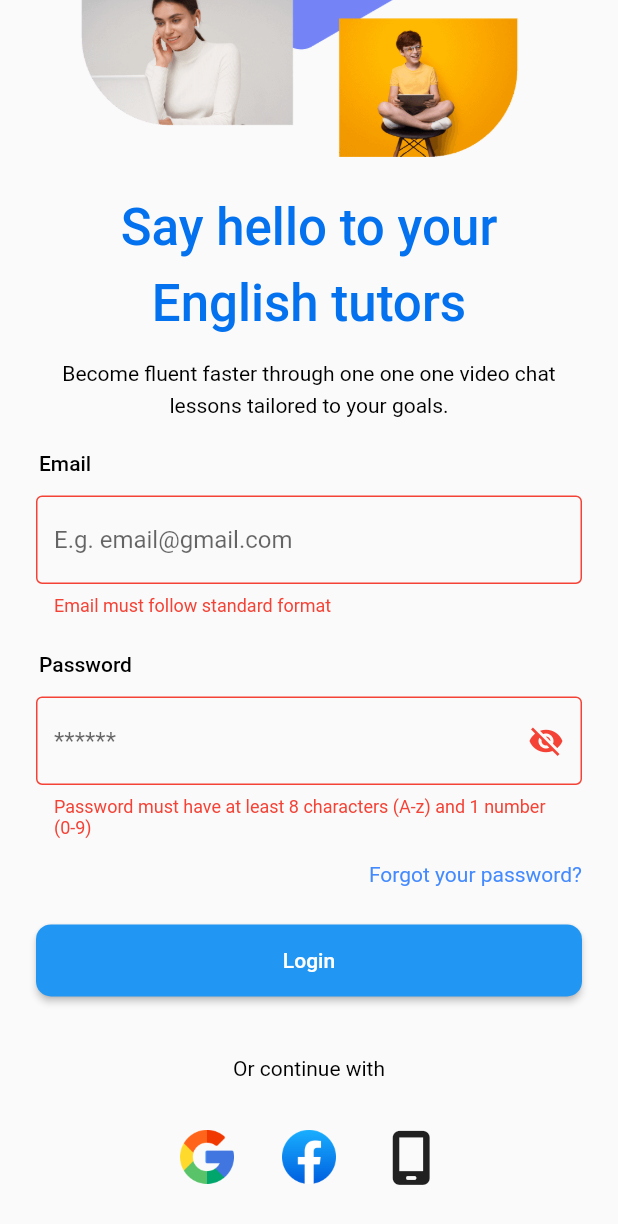
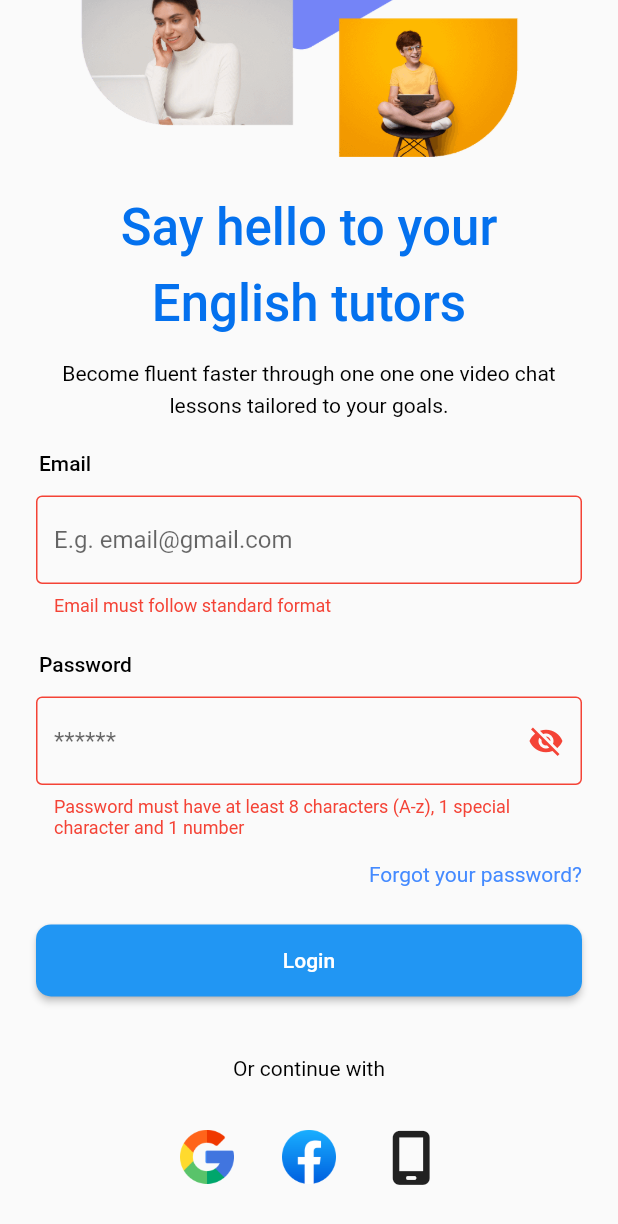
Before and after one commit to nnpanh/advanced-mobile-lettutor, a Flutter app: the screen it shows after launch, scrolled down 338 dp, after a tap on "Login", on a phone screen of 412 x 824 dp. Shown: the top 1224 px of the screen. Run offline on Flutter 3.47's test engine with Material 2 defaults, Android fonts, the phone set to English and light mode, and no system bars; our stand-ins replace animated_splash_screen, chat_bubbles, chips_choice, country_picker, dio, flutter_rating_bar and 5 more; missing offline and left inert: dart:ffi, syncfusion_flutter_pdfviewer.

Commit message:
loading and api

```diff
--- a/lib/config/router.dart
+++ b/lib/config/router.dart
@@ -10,6 +10,7 @@ import 'package:lettutor/view/settings/account_page.dart';
 import 'package:lettutor/view/settings/become_tutor_page.dart';
 import 'package:lettutor/view/settings/settings_page.dart';
 
+import '../view/common_widgets/loading_overlay.dart';
 import '../view/courses/course_detail_page.dart';
 import '../view/courses/courses_page.dart';
 import '../view/courses/select_page.dart';
@@ -82,7 +83,7 @@ class MyRouter {
       case forgotPassword:
         return successRoute(const ForgotPasswordPage(), settings);
       case login:
-        return successRoute(const LoginPage(), settings);
+        return successRoute(LoadingOverlay( child: const LoginPage(),) , settings);
       case signUp:
         return successRoute(const SignUpPage(), settings);
       //Selector
--- a/lib/data/repositories/base_repository.dart
+++ b/lib/data/repositories/base_repository.dart
@@ -6,7 +6,7 @@ abstract class BaseRepository {
   late ApiProvider provider;
 
   BaseRepository(String prefix) {
-    String apiBaseUrl = "https://www.google.com/";
+    String apiBaseUrl = "https://reqres.in/api";
 
     provider = ApiProvider("$apiBaseUrl$prefix");
     cancelToken = CancelToken();
--- a/lib/main.dart
+++ b/lib/main.dart
@@ -5,6 +5,7 @@ import 'package:lettutor/const/const_value.dart';
 import 'package:lettutor/providers/auth_provider.dart';
 import 'package:lettutor/view/authentication/login_page.dart';
 import 'package:lettutor/utils/utils.dart';
+import 'package:lettutor/view/common_widgets/loading_overlay.dart';
 import 'package:page_transition/page_transition.dart';
 import 'package:provider/provider.dart';
 
@@ -29,7 +30,7 @@ class MyApp extends StatefulWidget {
   @override
   MyAppState createState() => MyAppState();
 
-  static void initSystemDefault() {
+  static void   initSystemDefault() {
     SystemChrome.setSystemUIOverlayStyle(
       const SystemUiOverlayStyle(statusBarColor: Colors.blue),
     );
@@ -64,14 +65,16 @@ class MyAppState extends State<MyApp> {
             darkTheme: ThemeData(fontFamily: 'Roboto', colorScheme: darkTheme()),
             themeMode: getDeviceThemeMode(),
             onGenerateRoute: MyRouter.generateRoute,
-            home: AnimatedSplashScreen(
-                duration: 2000,
-                splash: const Image(image: AssetImage(ImagesPath.logo)),
-                nextScreen: const LoginPage(),
-                // nextScreen: const LoginPage(),
-                splashTransition: SplashTransition.fadeTransition,
-                pageTransitionType: PageTransitionType.bottomToTop,
-                backgroundColor: Colors.white)
+            home: LoadingOverlay(
+              child: AnimatedSplashScreen(
+                  duration: 2000,
+                  splash: const Image(image: AssetImage(ImagesPath.logo)),
+                  nextScreen: LoadingOverlay(child: const LoginPage()),
+                  // nextScreen: const LoginPage(),
+                  splashTransition: SplashTransition.fadeTransition,
+                  pageTransitionType: PageTransitionType.bottomToTop,
+                  backgroundColor: Colors.white),
+            )
             // initialRoute: MyRouter.splash,
             ),
       ),
--- a/lib/utils/validation_extension.dart
+++ b/lib/utils/validation_extension.dart
@@ -11,7 +11,7 @@ extension extString on String {
 
   bool get isValidPassword{
     final passwordRegExp =
-    RegExp(r'^(?=.*[A-Za-z])(?=.*\d)[A-Za-z\d]{8,}$');
+    RegExp(r'^(?=.*[A-Za-z])(?=.*\d)(?=.*[@$!%*#?&])[A-Za-z\d@$!%*#?&]{8,}$');
     return passwordRegExp.hasMatch(this);
   }
 
--- a/lib/view/authentication/login_page.dart
+++ b/lib/view/authentication/login_page.dart
@@ -3,6 +3,7 @@ import 'package:flutter/material.dart';
 import 'package:font_awesome_flutter/font_awesome_flutter.dart';
 import 'package:lettutor/data/dto/auth/input_login_by_mail.dart';
 import 'package:lettutor/data/repositories/auth_repository.dart';
+import 'package:lettutor/view/common_widgets/loading_overlay.dart';
 
 import '../../config/router.dart';
 import '../../const/export_const.dart';
@@ -124,7 +125,7 @@ class _LoginPageState extends State<LoginPage> {
                           ),
                           validator: (input) {
                             if (input != null && !input.isValidPassword) {
-                              return 'Password must have at least 8 characters (A-z) and 1 number (0-9)';
+                              return 'Password must have at least 8 characters (A-z), 1 special character and 1 number';
                             } else {
                               return null;
                             }
@@ -154,7 +155,8 @@ class _LoginPageState extends State<LoginPage> {
                               if (_formKey.currentState!.validate()) {
                                 _handleOnPressedLogin(
                                     _emailController.text,
-                                    _passwordController.text
+                                    _passwordController.text,
+                                  context
                                 );
                               }
                             },
@@ -243,7 +245,8 @@ class _LoginPageState extends State<LoginPage> {
     );
   }
 
-  void _handleOnPressedLogin(String email, String password) {
+  void _handleOnPressedLogin(String email, String password, BuildContext context) {
+    LoadingOverlay.of(context).show();
     InputLoginByMail input = InputLoginByMail(email: email, password: password);
 
     AuthRepository().loginByMail(input: input).then((value) =>
@@ -256,7 +259,8 @@ class _LoginPageState extends State<LoginPage> {
         ScaffoldMessenger.of(context).showSnackBar(
       const SnackBar(content: Text('Error Login:')),
         )
-      }
+      },
+    LoadingOverlay.of(context).hide()
     });
 
   }
--- /dev/null
+++ b/lib/view/common_widgets/loading_overlay.dart
@@ -0,0 +1,46 @@
+import 'package:flutter/material.dart';
+
+class LoadingOverlay extends StatelessWidget {
+  LoadingOverlay({Key? key, required this.child})
+      : _isLoadingNotifier = ValueNotifier(false),
+        super(key: key);
+
+  final ValueNotifier<bool> _isLoadingNotifier;
+  final Widget child;
+
+  static LoadingOverlay of(BuildContext context) {
+    return context.findAncestorWidgetOfExactType<LoadingOverlay>()!;
+  }
+
+  void show() {
+    _isLoadingNotifier.value = true;
+  }
+
+  void hide() {
+    _isLoadingNotifier.value = false;
+  }
+
+  @override
+  Widget build(BuildContext context) {
+    return ValueListenableBuilder<bool>(
+      valueListenable: _isLoadingNotifier,
+      child: child,
+      builder: (context, isLoading, child) {
+        return Stack(
+          children: [
+            child!,
+            if (isLoading)
+              const Opacity(
+                opacity: 0.8,
+                child: ModalBarrier(dismissible: false, color: Colors.black),
+              ),
+            if (isLoading)
+              const Center(
+                child: CircularProgressIndicator(),
+              ),
+          ],
+        );
+      },
+    );
+  }
+}
```
Also changed, not shown: lib/data/repositories/auth_repository.dart (+5 -5 lines), lib/data/services/api_provider.dart (+22 -0 lines).
